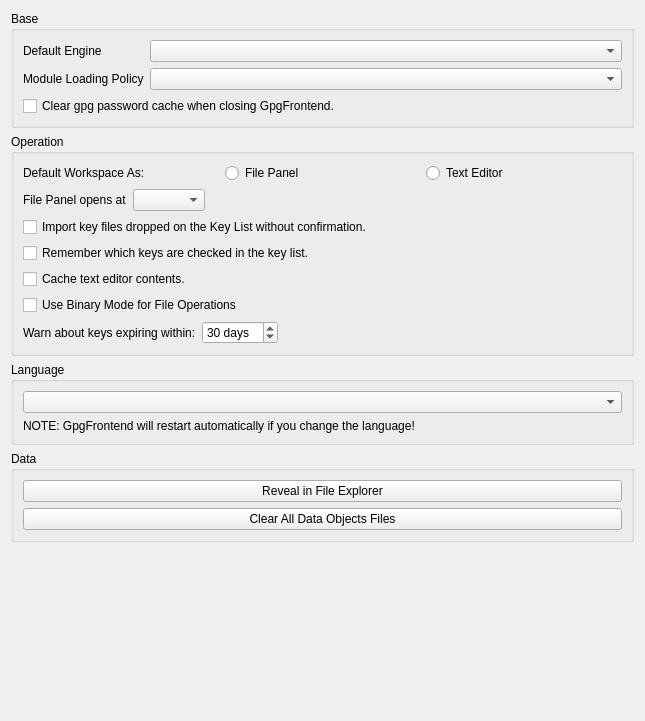
Above: ui/GeneralSettings.ui from saturneric/GpgFrontend before the change. Below: the same form after it.
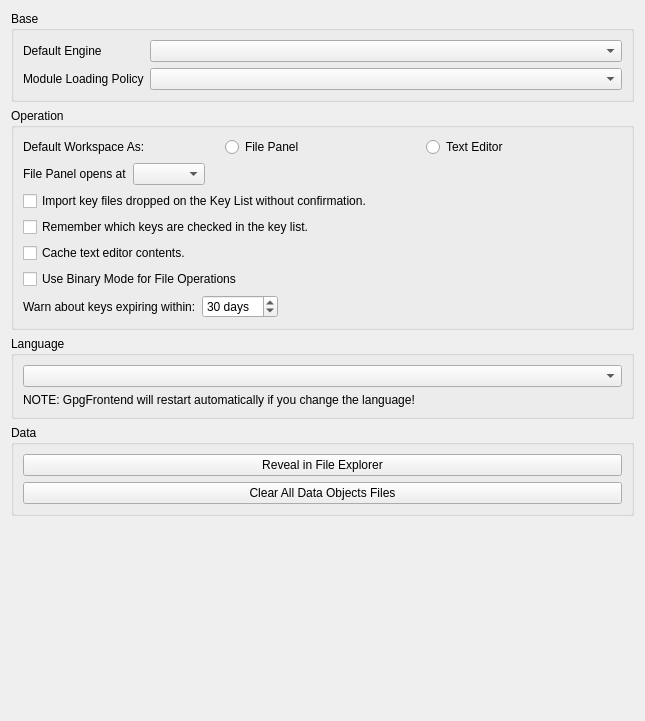
That is the form after the change.

Commit message: feat(gnupg): add maintenance controls to gnupg tab

```diff
--- a/ui/GeneralSettings.ui
+++ b/ui/GeneralSettings.ui
@@ -62,13 +62,6 @@
               </property>
              </widget>
             </item>
-            <item row="2" column="0" colspan="2">
-             <widget class="QCheckBox" name="clearGpgPasswordCacheCheckBox">
-              <property name="text">
-               <string>Clear gpg password cache when closing GpgFrontend.</string>
-              </property>
-             </widget>
-            </item>
            </layout>
           </item>
          </layout>
```
The commit also changes 7 other files.
